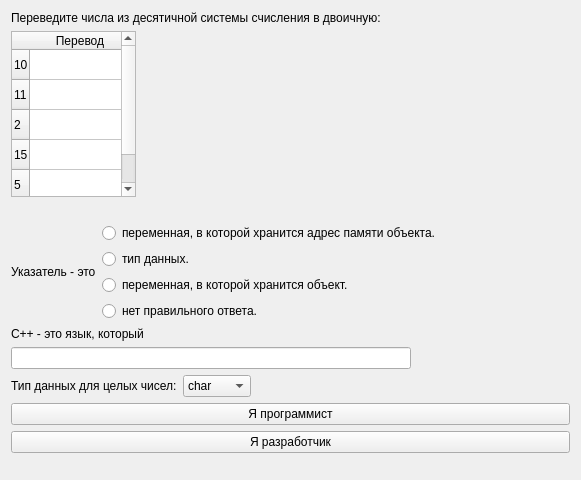
AnastasiaKrachkovskaya/educational_practice, file main/presentation/ui/thirdTraining/ThirdTrainingScreen.ui: the form before one commit.
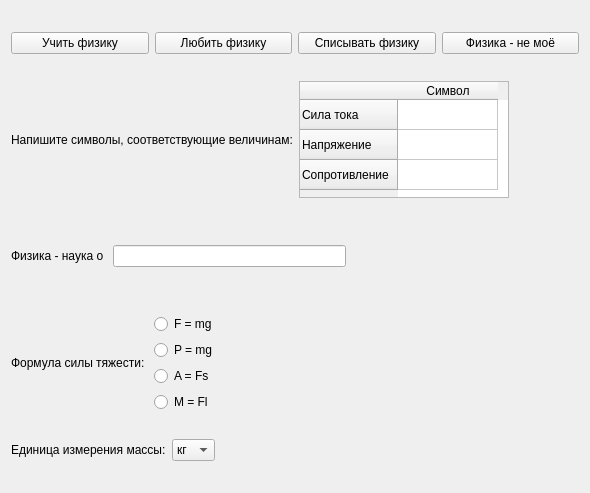
The form after the commit.

What changed in the file:
```diff
--- a/main/presentation/ui/thirdTraining/ThirdTrainingScreen.ui
+++ b/main/presentation/ui/thirdTraining/ThirdTrainingScreen.ui
@@ -1,13 +1,13 @@
 <?xml version="1.0" encoding="UTF-8"?>
 <ui version="4.0">
- <class>SecondTrainingScreen</class>
- <widget class="QWidget" name="SecondTrainingScreen">
+ <class>ThirdTrainingScreen</class>
+ <widget class="QWidget" name="ThirdTrainingScreen">
   <property name="geometry">
    <rect>
     <x>0</x>
     <y>0</y>
-    <width>581</width>
-    <height>480</height>
+    <width>590</width>
+    <height>493</height>
    </rect>
   </property>
   <property name="sizePolicy">
@@ -24,14 +24,55 @@
     <layout class="QHBoxLayout" name="horizontalLayout"/>
    </item>
    <item>
-    <layout class="QVBoxLayout" name="verticalLayout_4">
+    <layout class="QHBoxLayout" name="horizontalLayout_4">
      <property name="topMargin">
+      <number>0</number>
+     </property>
+     <property name="bottomMargin">
+      <number>0</number>
+     </property>
+     <item>
+      <widget class="QPushButton" name="pushButton_2">
+       <property name="text">
+        <string>Учить физику</string>
+       </property>
+      </widget>
+     </item>
+     <item>
+      <widget class="QPushButton" name="pushButton_4">
+       <property name="text">
+        <string>Любить физику</string>
+       </property>
+      </widget>
+     </item>
+     <item>
+      <widget class="QPushButton" name="pushButton">
+       <property name="text">
+        <string>Списывать физику</string>
+       </property>
+      </widget>
+     </item>
+     <item>
+      <widget class="QPushButton" name="pushButton_3">
+       <property name="text">
+        <string>Физика - не моё</string>
+       </property>
+      </widget>
+     </item>
+    </layout>
+   </item>
+   <item>
+    <layout class="QHBoxLayout" name="horizontalLayout_5">
+     <property name="topMargin">
+      <number>0</number>
+     </property>
+     <property name="rightMargin">
       <number>0</number>
      </property>
      <item>
       <widget class="QLabel" name="label_4">
        <property name="text">
-        <string>Переведите числа из десятичной системы счисления в двоичную:</string>
+        <string>Напишите символы, соответствующие величинам:</string>
        </property>
       </widget>
      </item>
@@ -45,38 +86,100 @@
        </property>
        <property name="maximumSize">
         <size>
-         <width>125</width>
-         <height>170</height>
+         <width>210</width>
+         <height>117</height>
         </size>
        </property>
+       <property name="rowCount">
+        <number>3</number>
+       </property>
        <row>
         <property name="text">
-         <string>10</string>
+         <string>Сила тока</string>
         </property>
        </row>
        <row>
         <property name="text">
-         <string>11</string>
+         <string>Напряжение</string>
         </property>
        </row>
        <row>
         <property name="text">
-         <string>2</string>
+         <string>Сопротивление</string>
         </property>
        </row>
-       <row>
-        <property name="text">
-         <string>15</string>
-        </property>
-       </row>
-       <row/>
        <column>
         <property name="text">
-         <string>Перевод</string>
+         <string>Символ</string>
         </property>
        </column>
       </widget>
      </item>
+     <item>
+      <spacer name="horizontalSpacer">
+       <property name="orientation">
+        <enum>Qt::Horizontal</enum>
+       </property>
+       <property name="sizeHint" stdset="0">
+        <size>
+         <width>40</width>
+         <height>20</height>
+        </size>
+       </property>
+      </spacer>
+     </item>
+    </layout>
+   </item>
+   <item>
+    <layout class="QHBoxLayout" name="horizontalLayout_6">
+     <property name="topMargin">
+      <number>20</number>
+     </property>
+     <property name="rightMargin">
+      <number>0</number>
+     </property>
+     <item>
+      <widget class="QLabel" name="label_2">
+       <property name="text">
+        <string>Физика - наука о </string>
+       </property>
+      </widget>
+     </item>
+     <item>
+      <widget class="QLineEdit" name="lineEdit">
+       <property name="sizePolicy">
+        <sizepolicy hsizetype="Expanding" vsizetype="Fixed">
+         <horstretch>0</horstretch>
+         <verstretch>0</verstretch>
+        </sizepolicy>
+       </property>
+       <property name="minimumSize">
+        <size>
+         <width>0</width>
+         <height>0</height>
+        </size>
+       </property>
+       <property name="maximumSize">
+        <size>
+         <width>400</width>
+         <height>16777215</height>
+        </size>
+       </property>
+      </widget>
+     </item>
+     <item>
+      <spacer name="horizontalSpacer_2">
+       <property name="orientation">
+        <enum>Qt::Horizontal</enum>
+       </property>
+       <property name="sizeHint" stdset="0">
+        <size>
+         <width>40</width>
+         <height>20</height>
+        </size>
+       </property>
+      </spacer>
+     </item>
     </layout>
    </item>
    <item>
@@ -106,7 +209,7 @@
      <item>
       <widget class="QLabel" name="label">
        <property name="text">
-        <string>Указатель - это</string>
+        <string>Формула силы тяжести: </string>
        </property>
       </widget>
      </item>
@@ -121,28 +224,28 @@
        <item>
         <widget class="QRadioButton" name="radioButton">
          <property name="text">
-          <string>переменная, в которой хранится адрес памяти объекта.</string>
+          <string>F = mg</string>
          </property>
         </widget>
        </item>
        <item>
         <widget class="QRadioButton" name="radioButton_2">
          <property name="text">
-          <string>тип данных.</string>
+          <string>P = mg</string>
          </property>
         </widget>
        </item>
        <item>
         <widget class="QRadioButton" name="radioButton_3">
          <property name="text">
-          <string>переменная, в которой хранится объект.</string>
+          <string>A = Fs</string>
          </property>
         </widget>
        </item>
        <item>
         <widget class="QRadioButton" name="radioButton_4">
          <property name="text">
-          <string>нет правильного ответа.</string>
+          <string>M = Fl</string>
          </property>
         </widget>
        </item>
@@ -163,29 +266,6 @@
      </item>
     </layout>
    </item>
-   <item>
-    <widget class="QLabel" name="label_2">
-     <property name="text">
-      <string>С++ - это язык, который</string>
-     </property>
-    </widget>
-   </item>
-   <item>
-    <widget class="QLineEdit" name="lineEdit">
-     <property name="minimumSize">
-      <size>
-       <width>0</width>
-       <height>0</height>
-      </size>
-     </property>
-     <property name="maximumSize">
-      <size>
-       <width>400</width>
-       <height>16777215</height>
-      </size>
-     </property>
-    </widget>
-   </item>
    <item>
     <layout class="QHBoxLayout" name="horizontalLayout_3">
      <property name="topMargin">
@@ -203,7 +283,7 @@
         </size>
        </property>
        <property name="text">
-        <string>Тип данных для целых чисел:</string>
+        <string>Единица измерения массы:</string>
        </property>
       </widget>
      </item>
@@ -211,22 +291,22 @@
       <widget class="QComboBox" name="comboBox">
        <item>
         <property name="text">
-         <string>char</string>
+         <string>кг</string>
         </property>
        </item>
        <item>
         <property name="text">
-         <string>int</string>
+         <string>г</string>
         </property>
        </item>
        <item>
         <property name="text">
-         <string>float</string>
+         <string>мг</string>
         </property>
        </item>
        <item>
         <property name="text">
-         <string>double</string>
+         <string>т</string>
         </property>
        </item>
       </widget>
@@ -246,33 +326,6 @@
      </item>
     </layout>
    </item>
-   <item>
-    <widget class="QPushButton" name="pushButton_3">
-     <property name="text">
-      <string>Я программист</string>
-     </property>
-    </widget>
-   </item>
-   <item>
-    <widget class="QPushButton" name="pushButton">
-     <property name="text">
-      <string>Я разработчик</string>
-     </property>
-    </widget>
-   </item>
-   <item>
-    <spacer name="verticalSpacer">
-     <property name="orientation">
-      <enum>Qt::Vertical</enum>
-     </property>
-     <property name="sizeHint" stdset="0">
-      <size>
-       <width>20</width>
-       <height>20</height>
-      </size>
-     </property>
-    </spacer>
-   </item>
   </layout>
  </widget>
  <resources/>
```
